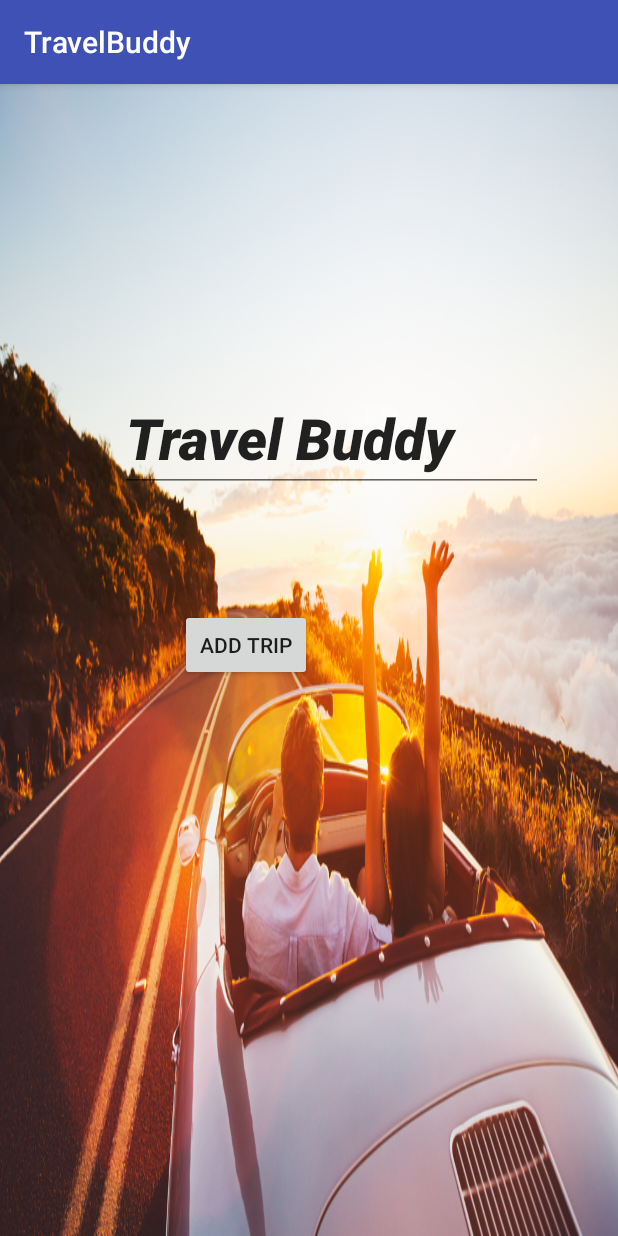
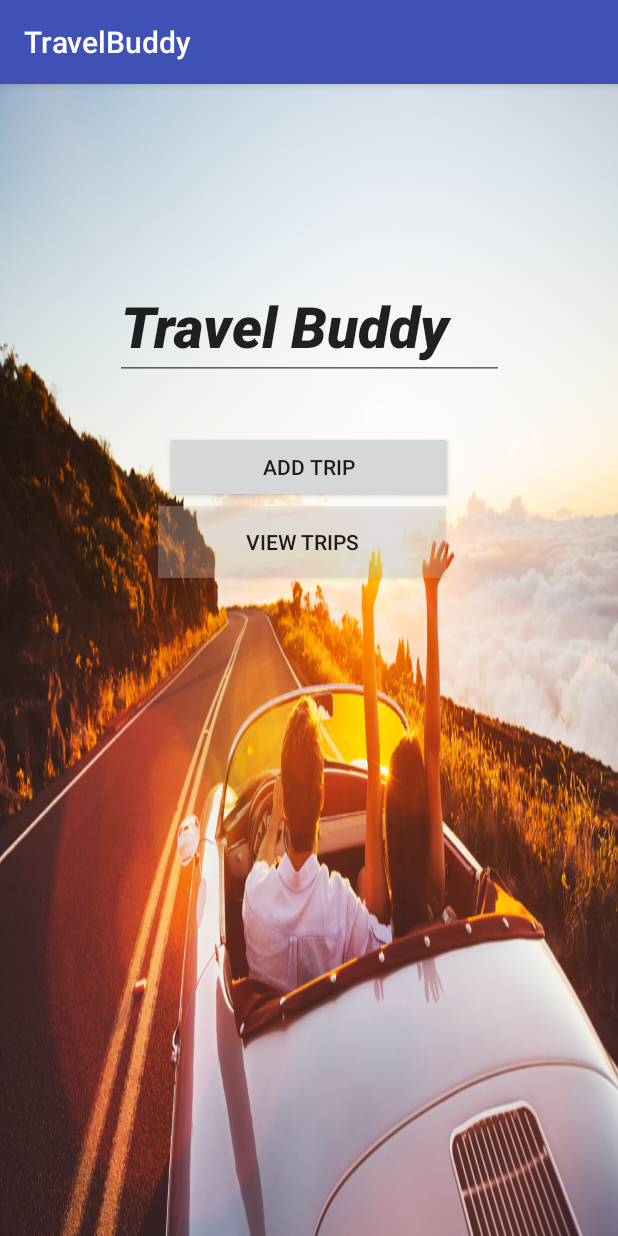
Before and after one commit to aruna06uom/ci6222.mobileDev, an Android app: the screen it shows after launch (MainActivity), on a phone screen of 412 x 824 dp. Run offline under Robolectric (Android 15) with nearby library versions, the phone set to English and light mode, and no system bars.

Commit message:
Add trip view UI

```diff
--- a/TravelBuddy/mobile/src/main/java/demo/mobile/msc/ntu/travelbuddy/AddTripActivity.java
+++ b/TravelBuddy/mobile/src/main/java/demo/mobile/msc/ntu/travelbuddy/AddTripActivity.java
@@ -25,6 +25,7 @@ public class AddTripActivity extends AppCompatActivity {
 
 
     public void onStartDateClick(View v) {
+
 
         startDate = (EditText) findViewById(R.id.startdate);
         // calender class's instance and get current date , month and year from calender
--- a/TravelBuddy/mobile/src/main/res/layout/activity_main.xml
+++ b/TravelBuddy/mobile/src/main/res/layout/activity_main.xml
@@ -1,18 +1,115 @@
 <?xml version="1.0" encoding="utf-8"?>
-<!--<android.support.constraint.ConstraintLayout xmlns:android="http://schemas.android.com/apk/res/android"-->
-    <!--xmlns:app="http://schemas.android.com/apk/res-auto"-->
-    <!--xmlns:tools="http://schemas.android.com/tools"-->
+<android.support.constraint.ConstraintLayout xmlns:android="http://schemas.android.com/apk/res/android"
+    xmlns:app="http://schemas.android.com/apk/res-auto"
+    xmlns:tools="http://schemas.android.com/tools"
+    android:layout_width="match_parent"
+    android:layout_height="match_parent"
+    android:background="@drawable/hometrip"
+    tools:context=".MainActivity">
+
+
+    <EditText
+        android:id="@+id/topic"
+        android:layout_width="259dp"
+        android:layout_height="wrap_content"
+        android:layout_marginBottom="34dp"
+        android:layout_marginEnd="60dp"
+        android:layout_marginStart="60dp"
+
+        android:layout_marginTop="125dp"
+        android:clickable="false"
+        android:cursorVisible="false"
+        android:ems="10"
+        android:focusable="false"
+        android:focusableInTouchMode="false"
+        android:fontFamily="sans-serif-medium"
+
+        android:inputType="none"
+        android:text="Travel Buddy"
+
+        android:textAppearance="@style/TextAppearance.AppCompat.Large"
+        android:textSize="38dp"
+        android:textStyle="bold|italic"
+        app:layout_constraintBottom_toTopOf="@+id/addTrip"
+        app:layout_constraintEnd_toEndOf="parent"
+        app:layout_constraintStart_toStartOf="parent"
+        app:layout_constraintTop_toTopOf="parent" />
+
+
+    <Button
+        android:id="@+id/addTrip"
+        android:layout_width="@android:dimen/thumbnail_width"
+        android:layout_height="wrap_content"
+
+        android:layout_marginEnd="75dp"
+        android:layout_marginStart="75dp"
+        android:layout_marginTop="34dp"
+        android:onClick="addNewTrip"
+        android:text="Add Trip"
+        app:layout_constraintEnd_toEndOf="parent"
+        app:layout_constraintStart_toStartOf="parent"
+        app:layout_constraintTop_toBottomOf="@+id/topic"
+        tools:background="@android:style/ButtonBar" />
+
+    <Button
+        android:id="@+id/button"
+        android:layout_width="@android:dimen/thumbnail_width"
+        android:layout_height="wrap_content"
+        android:layout_marginBottom="172dp"
+        android:layout_marginEnd="75dp"
+        android:layout_marginStart="75dp"
+        android:layout_marginTop="2dp"
+        android:background="#51cebfbf"
+        android:onClick="viewTrips"
+        android:text="@string/view_trips"
+        app:layout_constraintBottom_toBottomOf="parent"
+        app:layout_constraintEnd_toEndOf="parent"
+        app:layout_constraintHorizontal_bias="0.428"
+        app:layout_constraintStart_toStartOf="parent"
+        app:layout_constraintTop_toBottomOf="@+id/addTrip"
+        app:layout_constraintVertical_bias="0.0" />
+
+
+</android.support.constraint.ConstraintLayout>
+
+
+<!--<tools:RelativeLayout xmlns:android="http://schemas.android.com/apk/res/android"-->
     <!--android:layout_width="match_parent"-->
     <!--android:layout_height="match_parent"-->
+    <!--xmlns:tools="http://schemas.android.com/tools"-->
+    <!--android:orientation="vertical"-->
     <!--tools:context=".MainActivity">-->
+<!--android:background="@drawable/hometrip"-->
 
 
-    <!--<ImageView-->
-        <!--android:src="@drawable/home-trip"-->
-        <!--android:id="@+id/im1"-->
-        <!--android:scaleType="fitXY"-->
-        <!--android:layout_height="match_parent"-->
-        <!--android:layout_width="match_parent"/>-->
+
+    <!--<EditText-->
+        <!--android:id="@+id/topic"-->
+        <!--android:layout_width="wrap_content"-->
+        <!--android:layout_height="wrap_content"-->
+        <!--android:ems="10"-->
+        <!--android:inputType="none"-->
+        <!--android:text="Travel Buddy"-->
+
+        <!--android:clickable="false"-->
+        <!--android:cursorVisible="false"-->
+        <!--android:focusable="false"-->
+        <!--android:focusableInTouchMode="false"-->
+        <!--android:textAppearance="@style/TextAppearance.AppCompat.Large"-->
+        <!--tools:layout_editor_absoluteX="45dp"-->
+        <!--tools:layout_editor_absoluteY="245dp"-->
+
+        <!--android:fontFamily="sans-serif-medium"-->
+        <!--android:textStyle="bold|italic"-->
+        <!--android:textSize="38dp"-->
+
+        <!--android:layout_marginBottom="130dp"-->
+        <!--android:layout_marginTop="200dp"-->
+        <!--android:layout_marginEnd="50dp"-->
+        <!--android:layout_marginStart="80dp"-->
+
+        <!--/>-->
+
 
     <!--<Button-->
         <!--android:id="@+id/addTrip"-->
@@ -21,63 +118,12 @@
         <!--android:onClick="addNewTrip"-->
         <!--android:text="Add Trip"-->
         <!--tools:layout_editor_absoluteX="148dp"-->
-        <!--tools:layout_editor_absoluteY="193dp" />-->
+        <!--tools:layout_editor_absoluteY="193dp"-->
 
+        <!--android:layout_marginBottom="150dp"-->
+        <!--android:layout_marginTop="350dp"-->
+        <!--android:layout_marginEnd="120dp"-->
+        <!--android:layout_marginStart="120dp"-->
+        <!--/>-->
 
-<!--</android.support.constraint.ConstraintLayout>-->
-
-
-<tools:RelativeLayout xmlns:android="http://schemas.android.com/apk/res/android"
-    android:layout_width="match_parent"
-    android:layout_height="match_parent"
-    xmlns:tools="http://schemas.android.com/tools"
-    android:orientation="vertical"
-    android:background="@drawable/hometrip"
-    tools:context=".MainActivity">
-
-
-
-    <EditText
-        android:id="@+id/topic"
-        android:layout_width="wrap_content"
-        android:layout_height="wrap_content"
-        android:ems="10"
-        android:inputType="none"
-        android:text="Travel Buddy"
-
-        android:clickable="false"
-        android:cursorVisible="false"
-        android:focusable="false"
-        android:focusableInTouchMode="false"
-        android:textAppearance="@style/TextAppearance.AppCompat.Large"
-        tools:layout_editor_absoluteX="45dp"
-        tools:layout_editor_absoluteY="245dp"
-
-        android:fontFamily="sans-serif-medium"
-        android:textStyle="bold|italic"
-        android:textSize="38dp"
-
-        android:layout_marginBottom="130dp"
-        android:layout_marginTop="200dp"
-        android:layout_marginEnd="50dp"
-        android:layout_marginStart="80dp"
-
-        />
-
-
-    <Button
-        android:id="@+id/addTrip"
-        android:layout_width="wrap_content"
-        android:layout_height="wrap_content"
-        android:onClick="addNewTrip"
-        android:text="Add Trip"
-        tools:layout_editor_absoluteX="148dp"
-        tools:layout_editor_absoluteY="193dp"
-
-        android:layout_marginBottom="150dp"
-        android:layout_marginTop="350dp"
-        android:layout_marginEnd="120dp"
-        android:layout_marginStart="120dp"
-        />
-
-</tools:RelativeLayout>
+<!--</tools:RelativeLayout>-->
--- /dev/null
+++ b/TravelBuddy/mobile/src/main/res/values-w820dp/dimens.xml
@@ -0,0 +1,6 @@
+<resources>
+    <!-- Example customization of dimensions originally defined in res/values/dimens.xml
+         (such as screen margins) for screens with more than 820dp of available width. This
+         would include 7" and 10" devices in landscape (~960dp and ~1280dp respectively). -->
+    <dimen name="activity_horizontal_margin">64dp</dimen>
+</resources>
--- a/TravelBuddy/mobile/src/main/res/values/styles.xml
+++ b/TravelBuddy/mobile/src/main/res/values/styles.xml
@@ -8,4 +8,13 @@
         <item name="colorAccent">@color/colorAccent</item>
     </style>
 
+    <style name="AppTheme.NoActionBar">
+        <item name="windowActionBar">false</item>
+        <item name="windowNoTitle">true</item>
+    </style>
+
+    <style name="AppTheme.AppBarOverlay" parent="ThemeOverlay.AppCompat.Dark.ActionBar" />
+
+    <style name="AppTheme.PopupOverlay" parent="ThemeOverlay.AppCompat.Light" />
+
 </resources>
```
Also changed, not shown: TravelBuddy/mobile/src/main/AndroidManifest.xml (+11 -1 lines), TravelBuddy/mobile/src/main/java/demo/mobile/msc/ntu/travelbuddy/MainActivity.java (+7 -0 lines), TravelBuddy/mobile/src/main/java/demo/mobile/msc/ntu/travelbuddy/ViewTripsActivity.java (added, +151 -0 lines), TravelBuddy/mobile/src/main/res/layout/activity_add_trip.xml (+5 -17 lines), TravelBuddy/mobile/src/main/res/layout/activity_view_trips.xml (added, +64 -0 lines), TravelBuddy/mobile/src/main/res/layout/fragment_view_trips.xml (added, +23 -0 lines), TravelBuddy/mobile/src/main/res/menu/menu_view_trips.xml (added, +10 -0 lines), TravelBuddy/mobile/src/main/res/values/dimens.xml (added, +7 -0 lines), TravelBuddy/mobile/src/main/res/values/strings.xml (+9 -0 lines), TravelBuddy/wear/src/main/res/drawable/home-trip.jpg (deleted).
